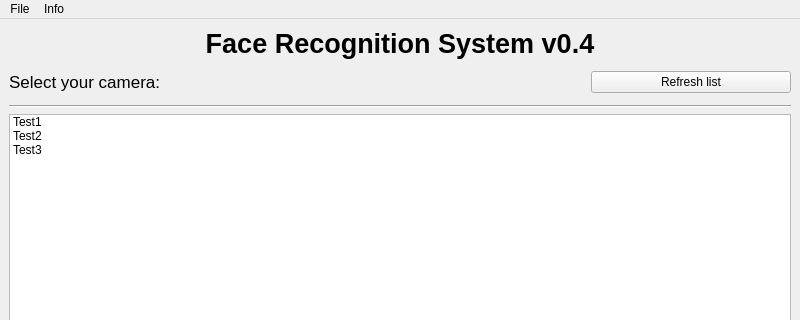
Qt form src/designs/MainWindow.ui (RubyLegend/FaceAI) before a commit; both pictures show x 0 to 800 and y 0 to 320 of the 800 by 600 pixel window.
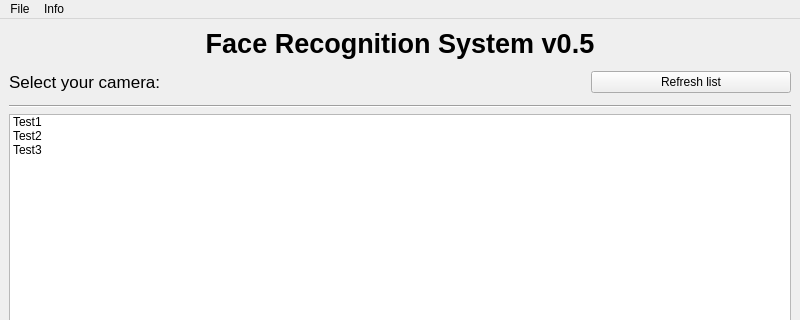
The same form after that commit.

Patch:
```diff
--- a/src/designs/MainWindow.ui
+++ b/src/designs/MainWindow.ui
@@ -43,7 +43,7 @@
        </font>
       </property>
       <property name="text">
-       <string>Face Recognition System v0.4</string>
+       <string>Face Recognition System v0.5</string>
       </property>
       <property name="alignment">
        <set>Qt::AlignCenter</set>
```
